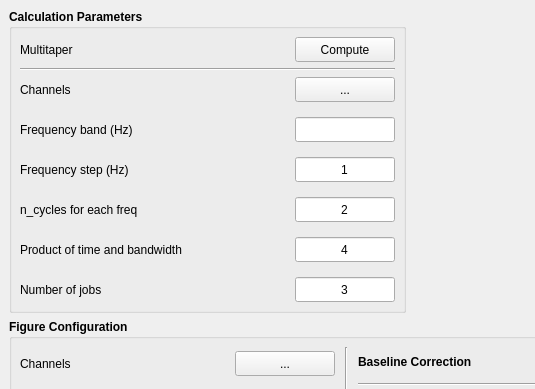
ZhengLiu97/iEEGTool, file iEEGTool/gui/ui/tfr_multitaper.ui: the form before one commit; both pictures show x 0 to 535 and y 0 to 389 of the 811 by 619 pixel window.
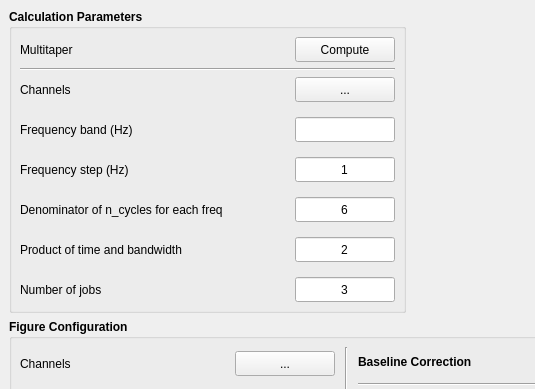
The form after the commit.

Commit message: add tfr multitaper

The edit to the form file:
```diff
--- a/iEEGTool/gui/ui/tfr_multitaper.ui
+++ b/iEEGTool/gui/ui/tfr_multitaper.ui
@@ -232,7 +232,7 @@
                 </font>
                </property>
                <property name="text">
-                <string>n_cycles for each freq</string>
+                <string>Denominator of n_cycles for each freq</string>
                </property>
               </widget>
              </item>
@@ -401,7 +401,7 @@
                 <enum>Qt::ClickFocus</enum>
                </property>
                <property name="text">
-                <string>2</string>
+                <string>6</string>
                </property>
                <property name="alignment">
                 <set>Qt::AlignCenter</set>
@@ -432,7 +432,7 @@
                 <enum>Qt::ClickFocus</enum>
                </property>
                <property name="text">
-                <string>4</string>
+                <string>2</string>
                </property>
                <property name="alignment">
                 <set>Qt::AlignCenter</set>
```
Left out of the diff: 2 changed lines with no effect on the pictures. The commit also changes 6 other files.
